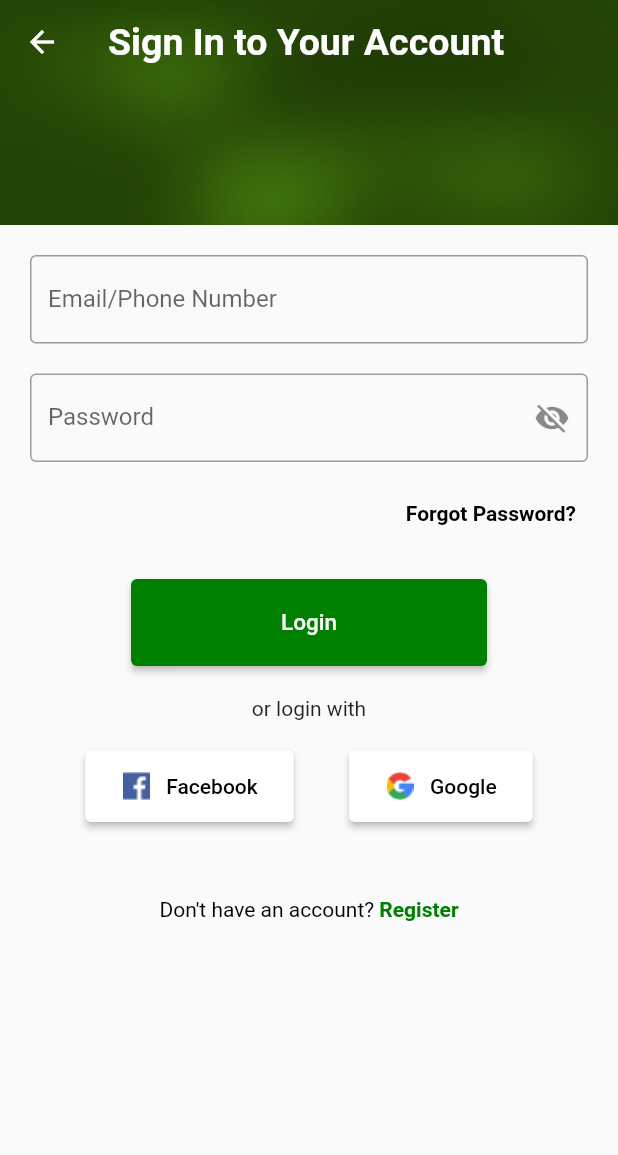
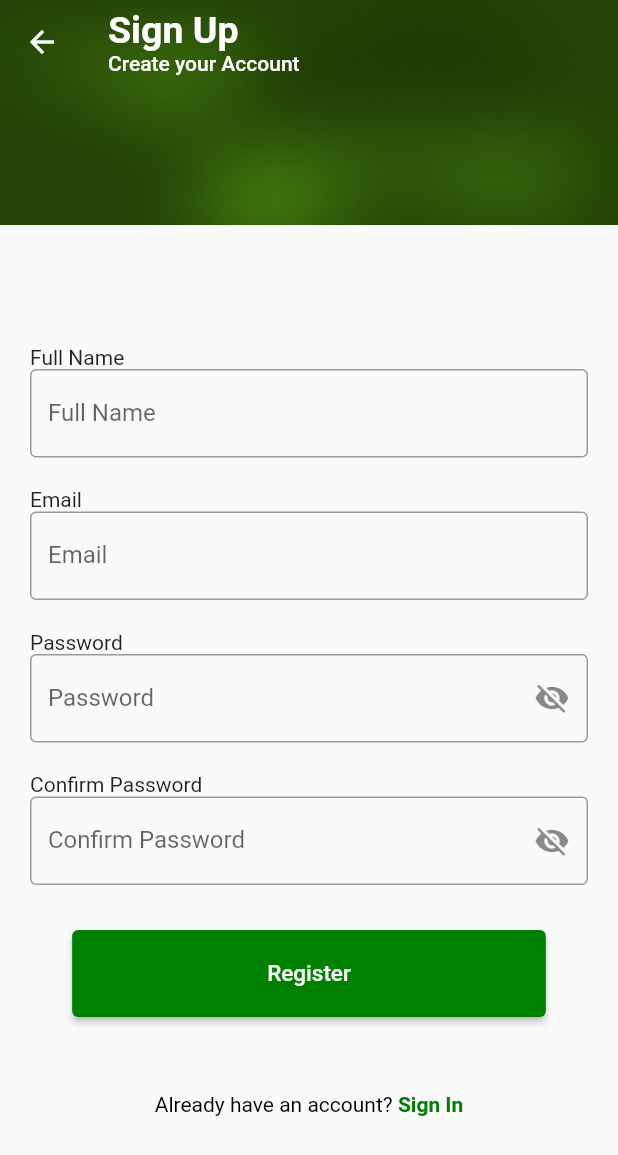
Before and after one commit to Millicent-Malinga/lasbite-mobile-app, a Flutter app: the SignInScreen screen opened directly, after a tap on an icon or button, on a phone screen of 412 x 824 dp. Shown: the top 1155 px of the screen. Run offline on Flutter 3.47's test engine with Material 2 defaults, Android fonts, the phone set to English and light mode, and no system bars.

Commit message:
Changes to register page

```diff
--- a/lib/login.dart
+++ b/lib/login.dart
@@ -1,4 +1,5 @@
 import 'package:flutter/material.dart';
+import 'package:lasbite/register.dart';
 
 class SignInScreen extends StatefulWidget {
   const SignInScreen({Key? key}) : super(key: key);
@@ -46,6 +47,15 @@ class _SignInScreenState extends State<SignInScreen> {
         child: Column(
           mainAxisAlignment: MainAxisAlignment.start,
           children: [
+            const Align(
+              alignment: AlignmentDirectional.centerStart,
+              child: Text(
+                'Username',
+                style: TextStyle(
+                  fontSize: 14,
+                ),
+              ),
+            ),
             TextFormField(
               decoration: const InputDecoration(
                 labelText: 'Email/Phone Number',
@@ -53,6 +63,15 @@ class _SignInScreenState extends State<SignInScreen> {
               ),
             ),
             const SizedBox(height: 20),
+            const Align(
+              alignment: AlignmentDirectional.centerStart,
+              child: Text(
+                'Password',
+                style: TextStyle(
+                  fontSize: 14,
+                ),
+              ),
+            ),
             TextFormField(
               obscureText: !_passwordVisible,
               decoration: InputDecoration(
@@ -176,6 +195,11 @@ class _SignInScreenState extends State<SignInScreen> {
             GestureDetector(
               onTap: () {
                 // Handle registration
+                Navigator.push(
+                  context,
+                  MaterialPageRoute(
+                      builder: (context) => const RegistrationPage()),
+                );
               },
               child: RichText(
                 text: const TextSpan(
--- a/lib/main.dart
+++ b/lib/main.dart
@@ -1,5 +1,6 @@
 import 'package:flutter/material.dart';
 import 'package:lasbite/login.dart';
+import 'package:lasbite/register.dart';
 
 void main() {
   runApp(const MyApp());
@@ -176,6 +177,12 @@ class HeroScreen extends StatelessWidget {
                           GestureDetector(
                             onTap: () {
                               // Handle registration
+                              Navigator.push(
+                                    context,
+                                    MaterialPageRoute(
+                                        builder: (context) =>
+                                            const RegistrationPage()),
+                                  );
                             },
                             child: RichText(
                               text: const TextSpan(
--- a/lib/register.dart
+++ b/lib/register.dart
@@ -0,0 +1,207 @@
+import 'package:flutter/material.dart';
+import 'package:lasbite/login.dart';
+
+void main() {
+  runApp(const MaterialApp(
+    home: RegistrationPage(),
+  ));
+}
+
+class RegistrationPage extends StatefulWidget {
+  const RegistrationPage({Key? key}) : super(key: key);
+
+  @override
+  // ignore: library_private_types_in_public_api
+  _RegistrationPageState createState() => _RegistrationPageState();
+}
+
+class _RegistrationPageState extends State<RegistrationPage> {
+  bool _passwordVisible = false;
+  bool _confirmPasswordVisible = false;
+
+  @override
+  Widget build(BuildContext context) {
+    return Scaffold(
+      appBar: PreferredSize(
+        preferredSize: const Size.fromHeight(150),
+        child: Stack(
+          children: [
+            // Background image
+            Image.asset(
+              'assets/images/Frame 6.jpg',
+              width: double.infinity,
+              height: double.infinity,
+              fit: BoxFit.cover,
+            ),
+            // AppBar content
+            AppBar(
+              backgroundColor: Colors.transparent,
+              elevation: 0,
+              title: const Column(
+                crossAxisAlignment: CrossAxisAlignment.start,
+                children: [
+                  Text(
+                    'Sign Up',
+                    style: TextStyle(
+                      color: Colors.white,
+                      fontSize: 25,
+                      fontWeight: FontWeight.bold,
+                    ),
+                  ),
+                  Text(
+                    'Create your Account',
+                    style: TextStyle(
+                      color: Colors.white,
+                      fontSize: 14,
+                    ),
+                  ),
+                ],
+              ),
+            ),
+          ],
+        ),
+      ),
+      body: Padding(
+        padding: const EdgeInsets.all(20),
+        child: Column(
+          mainAxisAlignment: MainAxisAlignment.center,
+          children: [
+            const Align(
+              alignment: AlignmentDirectional.centerStart,
+              child: Text(
+                'Full Name',
+                style: TextStyle(
+                  fontSize: 14,
+                ),
+              ),
+            ),
+            TextFormField(
+              decoration: const InputDecoration(
+                labelText: 'Full Name',
+                border: OutlineInputBorder(),
+              ),
+            ),
+            const SizedBox(height: 20),
+            const Align(
+              alignment: AlignmentDirectional.centerStart,
+              child: Text(
+                'Email',
+                style: TextStyle(
+                  fontSize: 14,
+                ),
+              ),
+            ),
+            TextFormField(
+              decoration: const InputDecoration(
+                labelText: 'Email',
+                border: OutlineInputBorder(),
+              ),
+            ),
+            const SizedBox(height: 20),
+            const Align(
+              alignment: AlignmentDirectional.centerStart,
+              child: Text(
+                'Password',
+                style: TextStyle(
+                  fontSize: 14,
+                ),
+              ),
+            ),
+            TextFormField(
+              obscureText: !_passwordVisible,
+              decoration: InputDecoration(
+                labelText: 'Password',
+                border: const OutlineInputBorder(),
+                suffixIcon: GestureDetector(
+                  onTap: () {
+                    setState(() {
+                      _passwordVisible = !_passwordVisible;
+                    });
+                  },
+                  child: Icon(
+                    _passwordVisible ? Icons.visibility : Icons.visibility_off,
+                  ),
+                ),
+              ),
+            ),
+            const SizedBox(height: 20),
+            const Align(
+              alignment: AlignmentDirectional.centerStart,
+              child: Text(
+                'Confirm Password',
+                style: TextStyle(
+                  fontSize: 14,
+                ),
+              ),
+            ),
+            TextFormField(
+              obscureText: !_confirmPasswordVisible,
+              decoration: InputDecoration(
+                labelText: 'Confirm Password',
+                border: const OutlineInputBorder(),
+                suffixIcon: GestureDetector(
+                  onTap: () {
+                    setState(() {
+                      _confirmPasswordVisible = !_confirmPasswordVisible;
+                    });
+                  },
+                  child: Icon(
+                    _confirmPasswordVisible
+                        ? Icons.visibility
+                        : Icons.visibility_off,
+                  ),
+                ),
+              ),
+            ),
+            const SizedBox(height: 30),
+            ElevatedButton(
+              onPressed: () {
+                // Handle registration logic
+              },
+              style: ElevatedButton.styleFrom(
+                backgroundColor: const Color(0xFF008000),
+                padding:
+                    const EdgeInsets.symmetric(horizontal: 130, vertical: 20),
+              ),
+              child: const Text(
+                'Register',
+                style: TextStyle(
+                  fontSize: 15,
+                ),
+              ),
+            ),
+            const SizedBox(height: 50),
+            GestureDetector(
+              onTap: () {
+                // Handle sign in
+                Navigator.push(
+                  context,
+                  MaterialPageRoute(builder: (context) => const SignInScreen()),
+                );
+              },
+              child: RichText(
+                text: const TextSpan(
+                  children: [
+                    TextSpan(
+                      text: "Already have an account? ",
+                      style: TextStyle(
+                        color: Colors.black,
+                      ),
+                    ),
+                    TextSpan(
+                      text: "Sign In",
+                      style: TextStyle(
+                        fontWeight: FontWeight.bold,
+                        color: Color(0xFF008000),
+                      ),
+                    ),
+                  ],
+                ),
+              ),
+            )
+          ],
+        ),
+      ),
+    );
+  }
+}
```
